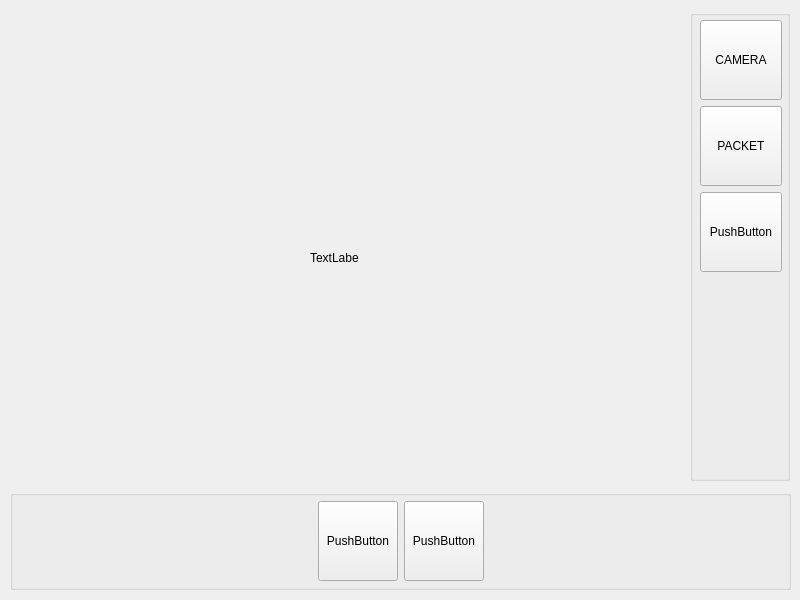
valabsoft/UBoatCVS, file src/UBoatCVSWorkstation/mainwindow.ui: the form before one commit.
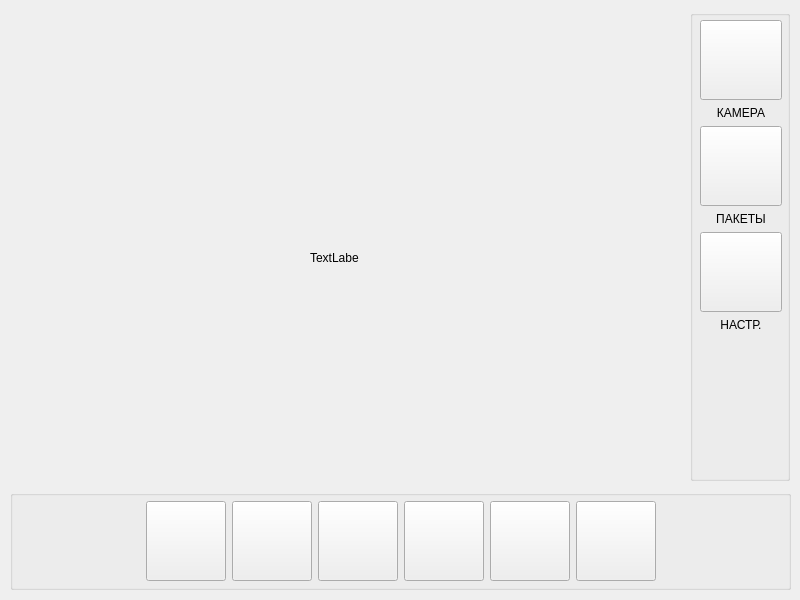
The form after the commit.

Diff of the .ui file:
```diff
--- a/src/UBoatCVSWorkstation/mainwindow.ui
+++ b/src/UBoatCVSWorkstation/mainwindow.ui
@@ -47,7 +47,7 @@
        <height>82</height>
       </rect>
      </property>
-     <layout class="QHBoxLayout" name="horizontalLayout" stretch="0,0,0,0">
+     <layout class="QHBoxLayout" name="horizontalLayout" stretch="0,0,0,0,0,0,0,0">
       <item>
        <spacer name="horizontalSpacerLeft">
         <property name="orientation">
@@ -70,7 +70,7 @@
          </size>
         </property>
         <property name="text">
-         <string>PushButton</string>
+         <string/>
         </property>
        </widget>
       </item>
@@ -83,7 +83,59 @@
          </size>
         </property>
         <property name="text">
-         <string>PushButton</string>
+         <string/>
+        </property>
+       </widget>
+      </item>
+      <item>
+       <widget class="QPushButton" name="pbSetTargets">
+        <property name="minimumSize">
+         <size>
+          <width>80</width>
+          <height>80</height>
+         </size>
+        </property>
+        <property name="text">
+         <string/>
+        </property>
+       </widget>
+      </item>
+      <item>
+       <widget class="QPushButton" name="pbResetTargets">
+        <property name="minimumSize">
+         <size>
+          <width>80</width>
+          <height>80</height>
+         </size>
+        </property>
+        <property name="text">
+         <string/>
+        </property>
+       </widget>
+      </item>
+      <item>
+       <widget class="QPushButton" name="pbEarth">
+        <property name="minimumSize">
+         <size>
+          <width>80</width>
+          <height>80</height>
+         </size>
+        </property>
+        <property name="text">
+         <string/>
+        </property>
+       </widget>
+      </item>
+      <item>
+       <widget class="QPushButton" name="pbLocation">
+        <property name="minimumSize">
+         <size>
+          <width>80</width>
+          <height>80</height>
+         </size>
+        </property>
+        <property name="text">
+         <string/>
         </property>
        </widget>
       </item>
@@ -140,7 +192,17 @@
          </size>
         </property>
         <property name="text">
-         <string>CAMERA</string>
+         <string/>
+        </property>
+       </widget>
+      </item>
+      <item>
+       <widget class="QLabel" name="lbCamera">
+        <property name="text">
+         <string>КАМЕРА</string>
+        </property>
+        <property name="alignment">
+         <set>Qt::AlignmentFlag::AlignCenter</set>
         </property>
        </widget>
       </item>
@@ -153,12 +215,22 @@
          </size>
         </property>
         <property name="text">
-         <string>PACKET</string>
+         <string/>
         </property>
        </widget>
       </item>
       <item>
-       <widget class="QPushButton" name="pushButton_3">
+       <widget class="QLabel" name="lbPacket">
+        <property name="text">
+         <string>ПАКЕТЫ</string>
+        </property>
+        <property name="alignment">
+         <set>Qt::AlignmentFlag::AlignCenter</set>
+        </property>
+       </widget>
+      </item>
+      <item>
+       <widget class="QPushButton" name="pbSettings">
         <property name="minimumSize">
          <size>
           <width>80</width>
@@ -166,7 +238,23 @@
          </size>
         </property>
         <property name="text">
-         <string>PushButton</string>
+         <string/>
+        </property>
+        <property name="iconSize">
+         <size>
+          <width>64</width>
+          <height>64</height>
+         </size>
+        </property>
+       </widget>
+      </item>
+      <item>
+       <widget class="QLabel" name="lbSettings">
+        <property name="text">
+         <string>НАСТР.</string>
+        </property>
+        <property name="alignment">
+         <set>Qt::AlignmentFlag::AlignCenter</set>
         </property>
        </widget>
       </item>
```
Left out of the diff: 4 changed lines with no effect on the pictures.
